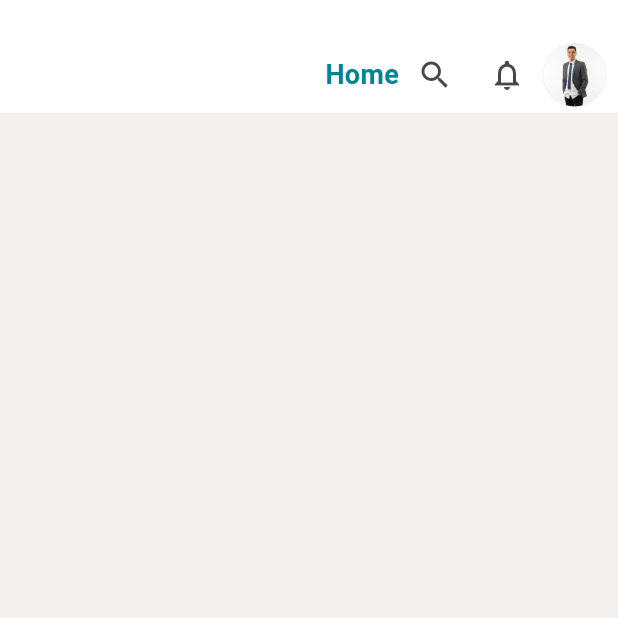
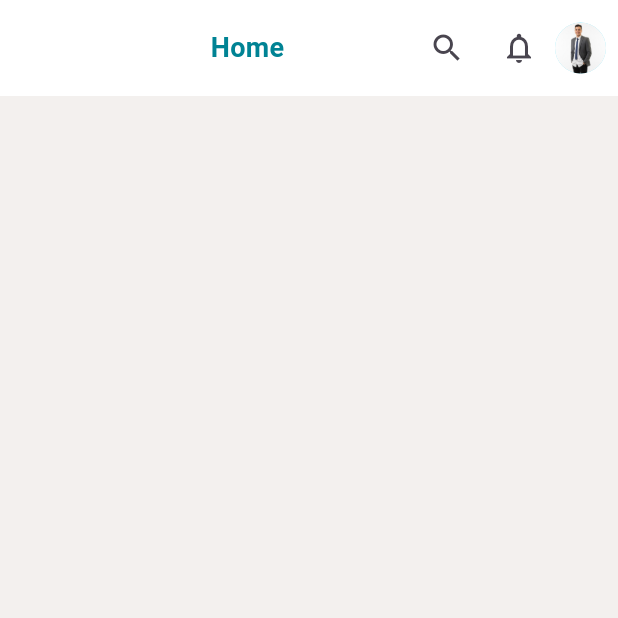
Before and after one commit to Ahmed-Mousa566/Indigo-e-commerce, a Flutter app: the HomeViewBody screen opened directly, on a phone screen of 412 x 824 dp, the top half of it. Run offline on Flutter 3.47's test engine with Material 3 defaults, Android fonts, the phone set to English and light mode, and no system bars; our stand-ins replace go_router, google_fonts; Roboto replaces fonts that are missing (Montserrat).

Commit message:
refactor app bar

```diff
--- a/lib/feature/home/presentation/views/widgets/custom_home_appbar.dart
+++ b/lib/feature/home/presentation/views/widgets/custom_home_appbar.dart
@@ -1,46 +1,46 @@
 import 'package:e_commerce/core/utils/constant.dart';
 import 'package:e_commerce/core/utils/widgets/custm_text.dart';
 import 'package:flutter/material.dart';
+
 
 class CustomHomeAppbar extends StatelessWidget {
   const CustomHomeAppbar({super.key, this.icon, required this.title});
   final Widget? icon;
   final String title;
+
   @override
   Widget build(BuildContext context) {
     return Container(
       color: Colors.white,
-      height: 75,
+      child: SafeArea(
+        bottom: false,
         child: Padding(
-        padding: const EdgeInsets.only(right: 8.0, left: 8.0, top: 25),
+          padding: const EdgeInsets.symmetric(horizontal: 8, vertical: 8),
           child: Row(
             children: [
-            IconButton(onPressed: () {}, icon: icon ?? Container()),
-            Spacer(),
-            CustomText(
+              IconButton(onPressed: () {}, icon: icon ?? const SizedBox()),
+              Expanded(
+                child: Center(
+                  child: CustomText(
                     text: title,
                     size: 18,
                     fontWeight: FontWeight.bold,
                     color: Constant.kPrimaryColor,
+                  ),
+                ),
               ),
               IconButton(onPressed: () {}, icon: const Icon(Icons.search)),
               IconButton(
                 onPressed: () {},
                 icon: const Icon(Icons.notifications_none),
               ),
-
-            Container(
-              width: 42,
-              height: 42,
-              decoration: const BoxDecoration(
-                color: Color(0xff91E8FA),
-                shape: BoxShape.circle,
-              ),
-              child: ClipOval(child: Image.asset("assets/images/me.jpeg",fit: BoxFit.cover),
-
-              ),
+              const CircleAvatar(
+                radius: 17,
+                backgroundColor: Color(0xff91E8FA),
+                backgroundImage: AssetImage('assets/images/me.jpeg'),
               ),
             ],
+          ),
         ),
       ),
     );
```
Lines whose indentation alone changed are shown as unchanged.
